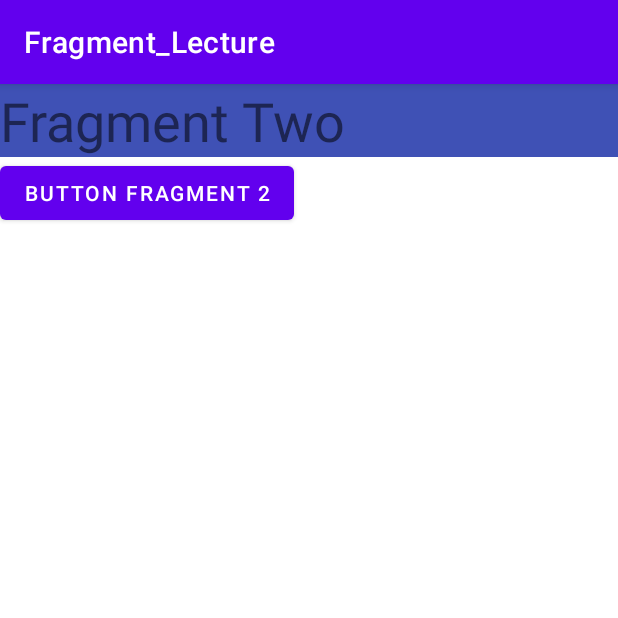
After one commit to BushraKhalid01/Mobile_Computing_Progress, an Android app: the fragment Fragment2 shown on its own in the app's theme, on a phone screen of 412 x 824 dp, the top half of it. The commit adds this screen. Run offline under Robolectric (Android 15) with nearby library versions, the phone set to English and light mode, and no system bars.

Commit message:
Second commit First and Second Fragment Screen added

```diff
--- /dev/null
+++ b/Fragment_Lecture/app/src/main/java/org/haqnawaz/fragment_lecture/Fragment2.java
@@ -0,0 +1,64 @@
+package org.haqnawaz.fragment_lecture;
+
+import android.os.Bundle;
+
+import androidx.fragment.app.Fragment;
+
+import android.view.LayoutInflater;
+import android.view.View;
+import android.view.ViewGroup;
+
+/**
+ * A simple {@link Fragment} subclass.
+ * Use the {@link Fragment2#newInstance} factory method to
+ * create an instance of this fragment.
+ */
+public class Fragment2 extends Fragment {
+
+    // TODO: Rename parameter arguments, choose names that match
+    // the fragment initialization parameters, e.g. ARG_ITEM_NUMBER
+    private static final String ARG_PARAM1 = "param1";
+    private static final String ARG_PARAM2 = "param2";
+
+    // TODO: Rename and change types of parameters
+    private String mParam1;
+    private String mParam2;
+
+    public Fragment2() {
+        // Required empty public constructor
+    }
+
+    /**
+     * Use this factory method to create a new instance of
+     * this fragment using the provided parameters.
+     *
+     * @param param1 Parameter 1.
+     * @param param2 Parameter 2.
+     * @return A new instance of fragment Fragment2.
+     */
+    // TODO: Rename and change types and number of parameters
+    public static Fragment2 newInstance(String param1, String param2) {
+        Fragment2 fragment = new Fragment2();
+        Bundle args = new Bundle();
+        args.putString(ARG_PARAM1, param1);
+        args.putString(ARG_PARAM2, param2);
+        fragment.setArguments(args);
+        return fragment;
+    }
+
+    @Override
+    public void onCreate(Bundle savedInstanceState) {
+        super.onCreate(savedInstanceState);
+        if (getArguments() != null) {
+            mParam1 = getArguments().getString(ARG_PARAM1);
+            mParam2 = getArguments().getString(ARG_PARAM2);
+        }
+    }
+
+    @Override
+    public View onCreateView(LayoutInflater inflater, ViewGroup container,
+                             Bundle savedInstanceState) {
+        // Inflate the layout for this fragment
+        return inflater.inflate(R.layout.fragment_2, container, false);
+    }
+}
--- /dev/null
+++ b/Fragment_Lecture/app/src/main/res/layout/fragment_2.xml
@@ -0,0 +1,22 @@
+<?xml version="1.0" encoding="utf-8"?>
+<LinearLayout xmlns:android="http://schemas.android.com/apk/res/android"
+    xmlns:tools="http://schemas.android.com/tools"
+    android:layout_width="match_parent"
+    android:layout_height="match_parent"
+    tools:context=".Fragment2"
+    android:orientation="vertical">
+
+    <!-- TODO: Update blank fragment layout -->
+    <TextView
+        android:layout_width="match_parent"
+        android:layout_height="wrap_content"
+        android:background="#3F51B5"
+        android:text="@string/hello_fragment_two"
+        android:textSize="36sp" />
+
+    <Button
+        android:id="@+id/btn_frgm2"
+        android:layout_width="wrap_content"
+        android:layout_height="wrap_content"
+        android:text="Button Fragment 2" />
+</LinearLayout>
--- a/Fragment_Lecture/app/src/main/res/values/strings.xml
+++ b/Fragment_Lecture/app/src/main/res/values/strings.xml
@@ -1,5 +1,7 @@
 <resources>
     <string name="app_name">Fragment_Lecture</string>
     <!-- TODO: Remove or change this placeholder text -->
-    <string name="hello_blank_fragment">Hello blank fragment</string>
+
+    <string name="hello_blank_fragment">Fragment One</string>
+    <string name="hello_fragment_two">Fragment Two</string>
 </resources>
```
Also changed, not shown: Fragment_Lecture/app/src/main/java/org/haqnawaz/fragment_lecture/Fragment1.java (added, +64 -0 lines), Fragment_Lecture/app/src/main/res/layout/fragment_1.xml (added, +16 -0 lines).
